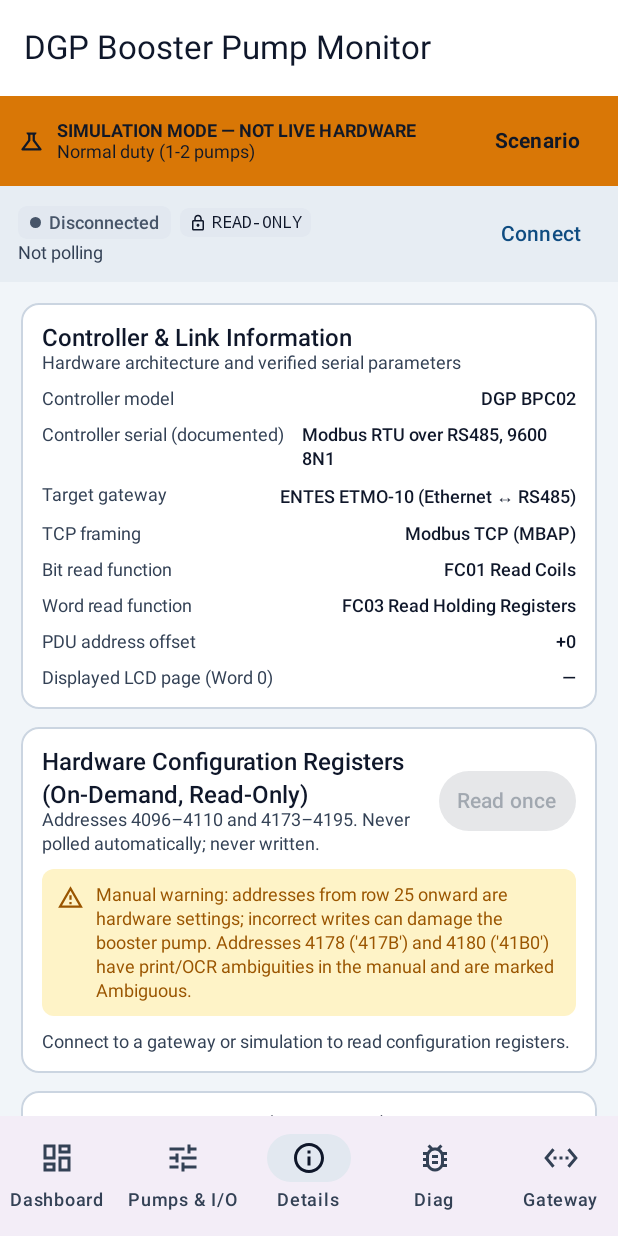
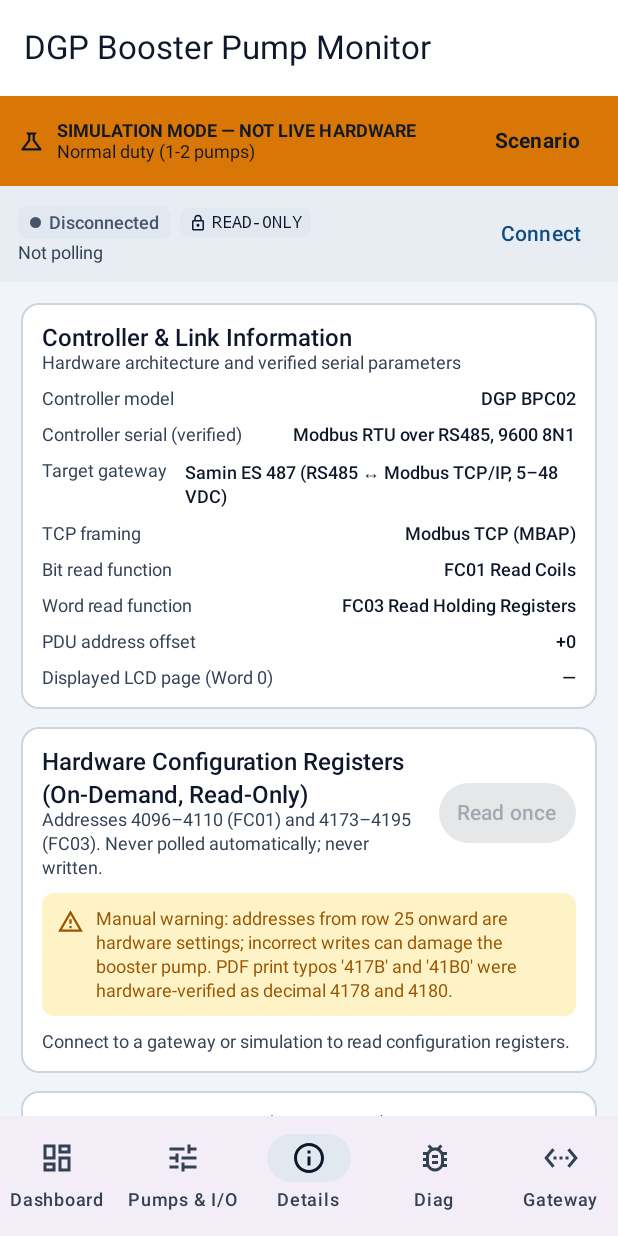
Before and after one commit to therealalii/DGP-Booster-Pump-Controller-Mobile-Application, an Android app built with Jetpack Compose: the screen it shows after launch (MainActivity), item 3 of the bottom bar chosen, on a phone screen of 412 x 824 dp. Run offline under Robolectric (Android 15) with nearby library versions, the phone set to English and light mode, and no system bars.

Commit message:
Add complete BPC02_REGISTER_MAP.pdf and update app for Samin ES 487 gateway and hardware-verified BPC02 registers

```diff
--- a/app/src/main/AndroidManifest.xml
+++ b/app/src/main/AndroidManifest.xml
@@ -1,7 +1,7 @@
 <?xml version="1.0" encoding="utf-8"?>
 <manifest xmlns:android="http://schemas.android.com/apk/res/android">
 
-    <!-- Required for local LAN TCP socket communication with the ENTES ETMO-10 gateway. -->
+    <!-- Required for local LAN TCP socket communication with the Samin ES 487 (RS485-to-Ethernet Modbus TCP) gateway. -->
     <uses-permission android:name="android.permission.INTERNET" />
     <uses-permission android:name="android.permission.ACCESS_NETWORK_STATE" />
 
--- a/app/src/main/java/com/dgp/boosterpump/controller/ControllerProfile.kt
+++ b/app/src/main/java/com/dgp/boosterpump/controller/ControllerProfile.kt
@@ -34,6 +34,7 @@ interface ControllerProfile {
     val polled: List<RegisterDefinition>
     val pollBlocks: List<ReadBlock>
     val configuration: List<RegisterDefinition>
+    val configurationBlocks: List<ReadBlock>
     val manualControl: List<RegisterDefinition>
     fun decode(readings: RawReadings, source: DataSourceMode, timestampMillis: Long): ControllerSnapshot
 }
@@ -55,6 +56,7 @@ object Bpc02Profile : ControllerProfile {
     override val polled = map.polled
     override val pollBlocks = map.pollBlocks
     override val configuration = map.configuration
+    override val configurationBlocks = map.configurationBlocks
     override val manualControl = map.manualControl
 
     override fun decode(readings: RawReadings, source: DataSourceMode, timestampMillis: Long): ControllerSnapshot {
--- a/app/src/main/java/com/dgp/boosterpump/controller/register/Bpc02RegisterMap.kt
+++ b/app/src/main/java/com/dgp/boosterpump/controller/register/Bpc02RegisterMap.kt
@@ -2,20 +2,23 @@ package com.dgp.boosterpump.controller.register
 
 /**
  * DGP BPC02 register map, transcribed from the BPC-02 User Manual (pages 25-28,
- * "ModBus Address" section: Protocol ModBus-RTU, 9600 8-N-1).
+ * "ModBus Address" section: Protocol ModBus-RTU, 9600 8-N-1) and verified on a physical
+ * DGP BPC02 controller (COM4, 9600 8N1, Slave ID 1, read-only tests).
  *
- * Every entry records the manual page and row number. Nothing here is invented:
- *  - Units/scales are only set where the manual prints them.
- *  - Drive frequency (Word 10) has a printed range 0-1600 but no unit/scale -> scale = null.
- *  - The Modbus function code for each table is NOT documented and is configurable.
- *  - Addresses are the printed values; any PDU offset is applied by the protocol mapping.
+ * Hardware verification summary (see BPC02_REGISTER_MAP.md & BPC02_TEST_RESULTS.md):
+ *  - Bit Address table is served by FC01 (Read Coils) ONLY; FC02 is rejected by firmware.
+ *  - Word Address table is served by FC03 (Read Holding Registers) ONLY; FC04 is rejected.
+ *  - Zero-based PDU addressing (offset = 0) is confirmed across all bit and word groups.
+ *  - Manual print typos "417B" and "41B0" on p.28 are confirmed as decimal 4178 and 4180.
+ *  - Drive frequency (Word 10) returned 1000 (0x03E8); range is 0-1600 without a printed
+ *    unit/scale, so it remains AMBIGUOUS (scale = null) until compared against the LCD.
  */
 object Bpc02RegisterMap {
 
-    private const val SRC_BIT = "BPC-02 manual p.25-26, Bit Address table"
-    private const val SRC_WORD = "BPC-02 manual p.27, Word Address table"
-    private const val SRC_CFG_BIT = "BPC-02 manual p.26-27, Bit Address table (hardware settings)"
-    private const val SRC_CFG_WORD = "BPC-02 manual p.28 (hardware settings)"
+    private const val SRC_BIT = "BPC-02 manual p.25-26, Bit Address table (FC01 verified)"
+    private const val SRC_WORD = "BPC-02 manual p.27, Word Address table (FC03 verified)"
+    private const val SRC_CFG_BIT = "BPC-02 manual p.26-27, Bit Address table (hardware settings, FC01 verified)"
+    private const val SRC_CFG_WORD = "BPC-02 manual p.28 (hardware settings, FC03 verified)"
     private const val SRC_MANUAL = "BPC-02 manual p.28, manual-mode note"
 
     private val ON_OFF = mapOf(0 to "OFF", 1 to "ON")
@@ -60,7 +63,7 @@ object Bpc02RegisterMap {
     fun runHoursKey(n: Int) = "pump_${n}_run_hour"
     const val SYSTEM_ERROR = "system_error"
 
-    // ------------------------------------------------------------------ polled bit table
+    // ------------------------------------------------------------------ polled bit table (FC01, 0..33)
 
     private val bitStatus: List<RegisterDefinition> = buildList {
         for (i in 0 until OUTPUT_COUNT) {
@@ -69,7 +72,7 @@ object Bpc02RegisterMap {
         add(
             bit(
                 DR_STATUS, "DR status", 10, RegisterGroup.DIGITAL_IO, ON_OFF, row = 11,
-                notes = "Printed as 'DR Status'. The physical signal is not described in the Modbus table.",
+                notes = "Printed as 'DR Status'. Verified readable via FC01.",
             ),
         )
         for (n in 1..PR_INPUT_COUNT) {
@@ -84,7 +87,7 @@ object Bpc02RegisterMap {
             add(
                 bit(
                     mfiKey(n), "MFI$n input status", 14 + n, RegisterGroup.DIGITAL_IO, ON_OFF, row = 15 + n,
-                    notes = "Multi-function input; its role is configured on the controller (MFI$n Type).",
+                    notes = "Multi-function input; its role is configured on the controller (MFI$n Type at 4180+).",
                 ),
             )
         }
@@ -99,7 +102,7 @@ object Bpc02RegisterMap {
         add(bit(FLOATER_HIGH, "Floater H level", 33, RegisterGroup.DIGITAL_IO, CONNECTED, row = 34))
     }
 
-    // ------------------------------------------------------------------ polled word table
+    // ------------------------------------------------------------------ polled word table (FC03)
 
     private val wordStatus: List<RegisterDefinition> = buildList {
         add(word(DISPLAYED_PAGE, "Displayed page number", 0, RegisterGroup.DISPLAY, row = 1))
@@ -115,7 +118,7 @@ object Bpc02RegisterMap {
             word(
                 DRIVE_FREQUENCY, "Drive frequency", 10, RegisterGroup.MEASUREMENT, row = 10,
                 verification = Verification.AMBIGUOUS,
-                notes = "Manual prints range 0-1600 without unit or scale. Shown as raw value until confirmed.",
+                notes = "Manual prints range 0-1600 without unit or scale (hardware test read 1000). Shown as raw value until confirmed.",
             ),
         )
         for (n in 1..RUN_TIME_PUMP_COUNT) {
@@ -133,8 +136,9 @@ object Bpc02RegisterMap {
                 documentedAddress = 80,
                 rawType = RawType.BITFIELD16,
                 group = RegisterGroup.ALARM,
+                verification = Verification.HARDWARE_VERIFIED,
                 source = "$SRC_WORD, row 25",
-                notes = "Bits 3-10 documented. Bit numbering assumed LSB = bit 0 (unverified).",
+                notes = "Verified via FC03 (0x0000 when healthy). Bits 3-10 documented.",
             ),
         )
     }
@@ -144,8 +148,6 @@ object Bpc02RegisterMap {
     private val MFI_TYPES = mapOf(0 to "Disable", 1 to "PS", 2 to "MP", 3 to "EMG", 4 to "CP", 5 to "FL")
     private val MFO_TYPES = mapOf(0 to "Disable", 1 to "E Valve", 2 to "Fan", 3 to "Alarm", 4 to "DC3", 5 to "MC3")
     private const val CFG_WARNING = "Hardware setting. Manual warns that wrong changes can damage the booster hardware. Read-only in this app."
-    private const val CFG_TABLE_NOTE = "Listed after the Word table on p.28 but numbered as a continuation of the Bit table; " +
-        "the values imply 16-bit words. Table assignment unverified."
 
     /** Hardware configuration entries. Read only on explicit user request, never polled, never written. */
     val configuration: List<RegisterDefinition> = buildList {
@@ -158,22 +160,20 @@ object Bpc02RegisterMap {
         add(cfgBit("reserve_auto_activation", "Reserve automatic activation", 4109, ENABLE, row = 54))
         add(cfgBit("reserve_auto_type", "Reserve automatic type", 4110, mapOf(0 to "NO", 1 to "NC"), row = 55))
 
-        add(cfgWord("control_status", "Control status", 4173, row = 56, rangeNote = "Documented range 0-1."))
-        add(cfgWord("sleep_gap", "Sleep gap", 4175, row = 57, unit = "bar", scale = 0.01, rangeNote = "Documented range 1-100."))
-        add(cfgWord("auto_service_off_time", "Auto service off time", 4177, row = 58, unit = "h", scale = 1.0, rangeNote = "Documented range 1-9999."))
+        add(cfgWord("control_status", "Control status", 4173, row = 56, rangeNote = "Documented range 0-1 (hardware read 0)."))
+        add(cfgWord("sleep_gap", "Sleep gap", 4175, row = 57, unit = "bar", scale = 0.01, rangeNote = "Documented range 1-100 (hardware read 40 = 0.40 bar)."))
+        add(cfgWord("auto_service_off_time", "Auto service off time", 4177, row = 58, unit = "h", scale = 1.0, rangeNote = "Documented range 1-9999 (hardware read 159 h)."))
         add(
             cfgWord(
                 "auto_service_on_time", "Auto service on time", 4178, row = 59, unit = "s", scale = 0.1,
-                rangeNote = "Documented range 1-999. Address printed as '417B'; read as 4178 (sequence 4177/4179).",
-                verification = Verification.AMBIGUOUS,
+                rangeNote = "Documented range 1-999. Printed as '417B' in PDF; confirmed as decimal 4178 via FC03 block read (33 = 3.3 s).",
             ),
         )
-        add(cfgWord("auto_service_interval", "Auto service interval", 4179, row = 60, unit = "min", scale = 1.0, rangeNote = "Documented range 1-99."))
+        add(cfgWord("auto_service_interval", "Auto service interval", 4179, row = 60, unit = "min", scale = 1.0, rangeNote = "Documented range 1-99 (hardware read 11 min)."))
         add(
             cfgEnum(
                 "mfi_1_type", "MFI1 type", 4180, MFI_TYPES, row = 61,
-                extra = "Address printed as '41B0'; read as 4180 (sequence 4179/4181).",
-                verification = Verification.AMBIGUOUS,
+                extra = "Printed as '41B0' in PDF; confirmed as decimal 4180 via FC03 block read.",
             ),
         )
         add(cfgEnum("mfi_2_type", "MFI2 type", 4181, MFI_TYPES, row = 62))
@@ -182,14 +182,14 @@ object Bpc02RegisterMap {
         add(cfgEnum("mfo_1_type", "MFO1 type", 4184, MFO_TYPES, row = 65))
         add(cfgEnum("mfo_2_type", "MFO2 type", 4185, MFO_TYPES, row = 66))
         add(cfgEnum("mfo_3_type", "MFO3 type", 4186, MFO_TYPES, row = 67))
-        add(cfgWord("modbus_address", "Modbus address", 4195, row = 68, rangeNote = "Value column shows 1."))
+        add(cfgWord("modbus_address", "Modbus address", 4195, row = 68, rangeNote = "Confirmed Slave ID = 1 via FC03."))
     }
 
     // ------------------------------------------------------------------ manual control (LOCKED)
 
     /**
      * Control items described in the manual. They are listed so the UI can explain what is
-     * locked and why; the application never reads or writes these addresses.
+     * locked and why; the application never writes these addresses.
      */
     val manualControl: List<RegisterDefinition> = buildList {
         add(
@@ -201,10 +201,10 @@ object Bpc02RegisterMap {
                 rawType = RawType.UINT16,
                 group = RegisterGroup.MANUAL_CONTROL,
                 access = AccessPolicy.CONTROL_LOCKED,
-                verification = Verification.AMBIGUOUS,
+                verification = Verification.DOCUMENTED,
                 source = SRC_MANUAL,
                 notes = "Manual: write 1234 to enter manual mode, 0 to return to automatic. " +
-                    "Not listed in the Word table; Modbus table and write function code unconfirmed.",
+                    "Confirmed readable via FC03 (returns 0 in Auto); write function code unconfirmed and LOCKED.",
             ),
         )
         for (i in 0 until OUTPUT_COUNT) {
@@ -219,7 +219,7 @@ object Bpc02RegisterMap {
                     enumLabels = ON_OFF,
                     access = AccessPolicy.CONTROL_LOCKED,
                     source = "$SRC_BIT, row ${35 + i}",
-                    notes = "Switches a physical controller output in manual mode. Write function code unconfirmed.",
+                    notes = "Readable via FC01 (all 0 in Auto). Switches a physical controller output in manual mode; write function code unconfirmed and LOCKED.",
                 ),
             )
         }
@@ -236,7 +236,7 @@ object Bpc02RegisterMap {
                     scale = 0.1,
                     access = AccessPolicy.CONTROL_LOCKED,
                     source = "$SRC_WORD, row ${23 + i}",
-                    notes = "Documented range 0-500 (0.1 Hz). Sets drive speed in manual mode. Write function code unconfirmed.",
+                    notes = "Readable via FC03 (0 in Auto). Documented range 0-500 (0.1 Hz); write function code unconfirmed and LOCKED.",
                 ),
             )
         }
@@ -259,6 +259,12 @@ object Bpc02RegisterMap {
      * controller is never asked for an undocumented address (Word 1, 11-33, 46-79 are gaps).
      */
     val pollBlocks: List<ReadBlock> = buildBlocks(polled)
+
+    /**
+     * Read blocks covering [configuration] (4096..4101, 4106..4110 via FC01; 4173, 4175,
+     * 4177..4186, 4195 via FC03). All contiguous ranges were verified on BPC02 hardware.
+     */
+    val configurationBlocks: List<ReadBlock> = buildBlocks(configuration)
 
     /** Groups definitions of one table into contiguous runs of documented addresses. */
     fun buildBlocks(definitions: List<RegisterDefinition>): List<ReadBlock> =
@@ -291,6 +297,7 @@ object Bpc02RegisterMap {
     ) = RegisterDefinition(
         key = key, label = label, table = VendorTable.BIT, documentedAddress = address,
         rawType = RawType.BIT, group = group, enumLabels = labels,
+        verification = Verification.HARDWARE_VERIFIED,
         source = "$SRC_BIT, row $row", notes = notes,
     )
 
@@ -302,7 +309,7 @@ object Bpc02RegisterMap {
         unit: String? = null,
         scale: Double? = null,
         row: Int,
-        verification: Verification = Verification.DOCUMENTED,
+        verification: Verification = Verification.HARDWARE_VERIFIED,
         notes: String? = null,
     ) = RegisterDefinition(
         key = key, label = label, table = VendorTable.WORD, documentedAddress = address,
@@ -314,6 +321,7 @@ object Bpc02RegisterMap {
         RegisterDefinition(
             key = key, label = label, table = VendorTable.BIT, documentedAddress = address,
             rawType = RawType.BIT, group = RegisterGroup.CONFIGURATION, enumLabels = labels,
+            verification = Verification.HARDWARE_VERIFIED,
             source = "$SRC_CFG_BIT, row $row", notes = CFG_WARNING,
         )
 
@@ -325,12 +333,12 @@ object Bpc02RegisterMap {
         unit: String? = null,
         scale: Double? = null,
         rangeNote: String,
-        verification: Verification = Verification.AMBIGUOUS,
+        verification: Verification = Verification.HARDWARE_VERIFIED,
     ) = RegisterDefinition(
         key = key, label = label, table = VendorTable.WORD, documentedAddress = address,
         rawType = RawType.UINT16, group = RegisterGroup.CONFIGURATION, unit = unit, scale = scale,
         verification = verification, source = "$SRC_CFG_WORD, row $row",
-        notes = "$rangeNote $CFG_TABLE_NOTE $CFG_WARNING",
+        notes = "$rangeNote $CFG_WARNING",
     )
 
     private fun cfgEnum(
@@ -340,11 +348,11 @@ object Bpc02RegisterMap {
         labels: Map<Int, String>,
         row: Int,
         extra: String = "",
-        verification: Verification = Verification.AMBIGUOUS,
+        verification: Verification = Verification.HARDWARE_VERIFIED,
     ) = RegisterDefinition(
         key = key, label = label, table = VendorTable.WORD, documentedAddress = address,
         rawType = RawType.ENUM16, group = RegisterGroup.CONFIGURATION, enumLabels = labels,
         verification = verification, source = "$SRC_CFG_WORD, row $row",
-        notes = listOf(extra, CFG_TABLE_NOTE, CFG_WARNING).filter { it.isNotBlank() }.joinToString(" "),
+        notes = listOf(extra, CFG_WARNING).filter { it.isNotBlank() }.joinToString(" "),
     )
 }
--- a/app/src/main/java/com/dgp/boosterpump/modbus/ModbusTransport.kt
+++ b/app/src/main/java/com/dgp/boosterpump/modbus/ModbusTransport.kt
@@ -28,10 +28,10 @@ interface ModbusTransport : Closeable {
 enum class Framing(val label: String, val description: String) {
     MODBUS_TCP(
         "Modbus TCP (MBAP)",
-        "Gateway converts Modbus TCP to Modbus RTU (ENTES ETMO 'MODBUS' working mode).",
+        "Gateway converts Modbus TCP/IP to Modbus RTU (Samin ES 487 Modbus TCP Server mode).",
     ),
     RTU_OVER_TCP(
         "RTU over TCP",
-        "Raw RTU frames with CRC are tunnelled through TCP (ENTES ETMO 'Transparent' working mode).",
+        "Raw RTU frames with CRC are tunnelled through TCP (transparent serial-over-TCP mode).",
     ),
 }
--- a/app/src/main/java/com/dgp/boosterpump/modbus/TcpModbusTransport.kt
+++ b/app/src/main/java/com/dgp/boosterpump/modbus/TcpModbusTransport.kt
@@ -12,7 +12,7 @@ import java.net.Socket
 import java.net.SocketTimeoutException
 
 /**
- * TCP transport to an Ethernet/RS485 gateway (e.g. ENTES ETMO-10).
+ * TCP transport to an Ethernet/RS485 gateway (e.g. Samin ES 487 RS485-to-Ethernet Modbus TCP converter).
  *
  * Supports both Modbus TCP (MBAP header) and RTU-over-TCP framing. Requests are strictly
  * serialised: RS485 is half-duplex and the gateway forwards one request at a time.
--- a/app/src/main/java/com/dgp/boosterpump/ui/screens/ControllerDetailsScreen.kt
+++ b/app/src/main/java/com/dgp/boosterpump/ui/screens/ControllerDetailsScreen.kt
@@ -56,8 +56,8 @@ fun ControllerDetailsScreen(
                 subtitle = "Hardware architecture and verified serial parameters",
             ) {
                 InfoRow("Controller model", active.controllerModel.label)
-                InfoRow("Controller serial (documented)", "Modbus RTU over RS485, 9600 8N1")
-                InfoRow("Target gateway", "ENTES ETMO-10 (Ethernet ↔ RS485)")
+                InfoRow("Controller serial (verified)", "Modbus RTU over RS485, 9600 8N1")
+                InfoRow("Target gateway", "Samin ES 487 (RS485 ↔ Modbus TCP/IP, 5–48 VDC)")
                 InfoRow("TCP framing", active.framing.label)
                 InfoRow("Bit read function", active.mapping.bitReadFunction.label)
                 InfoRow("Word read function", active.mapping.wordReadFunction.label)
@@ -69,7 +69,7 @@ fun ControllerDetailsScreen(
         item {
             SectionCard(
                 title = "Hardware Configuration Registers (On-Demand, Read-Only)",
-                subtitle = "Addresses 4096–4110 and 4173–4195. Never polled automatically; never written.",
+                subtitle = "Addresses 4096–4110 (FC01) and 4173–4195 (FC03). Never polled automatically; never written.",
                 trailing = {
                     Button(
                         onClick = onReadHardwareConfig,
@@ -86,7 +86,7 @@ fun ControllerDetailsScreen(
             ) {
                 NoticeBox(
                     text = "Manual warning: addresses from row 25 onward are hardware settings; incorrect writes can damage the booster pump. " +
-                        "Addresses 4178 ('417B') and 4180 ('41B0') have print/OCR ambiguities in the manual and are marked Ambiguous.",
+                        "PDF print typos '417B' and '41B0' were hardware-verified as decimal 4178 and 4180.",
                     tone = BadgeTone.WARNING,
                 )
                 if (cfgSnap.timestampMillis != null) {
--- a/app/src/main/java/com/dgp/boosterpump/ui/screens/DashboardScreen.kt
+++ b/app/src/main/java/com/dgp/boosterpump/ui/screens/DashboardScreen.kt
@@ -160,7 +160,7 @@ private fun EmptyConnectionState(
                 val targetDesc = when (uiState.savedConfig.mode) {
                     DataSourceMode.SIMULATION -> "Configured for Simulation mode (no hardware required)."
                     DataSourceMode.LIVE -> if (uiState.savedConfig.host.isBlank()) {
-                        "Live mode selected — enter the ENTES ETMO-10 gateway IP address in Gateway Settings."
+                        "Live mode selected — enter the Samin ES 487 gateway IP address in Gateway Settings."
                     } else {
                         "Target: ${uiState.savedConfig.host}:${uiState.savedConfig.port} (Unit ID ${uiState.savedConfig.unitId})."
                     }
```
Also changed, not shown: app/src/main/java/com/dgp/boosterpump/session/ControllerSession.kt (+4 -3 lines), app/src/main/java/com/dgp/boosterpump/ui/screens/GatewaySettingsScreen.kt (+12 -11 lines), 4 other files.
